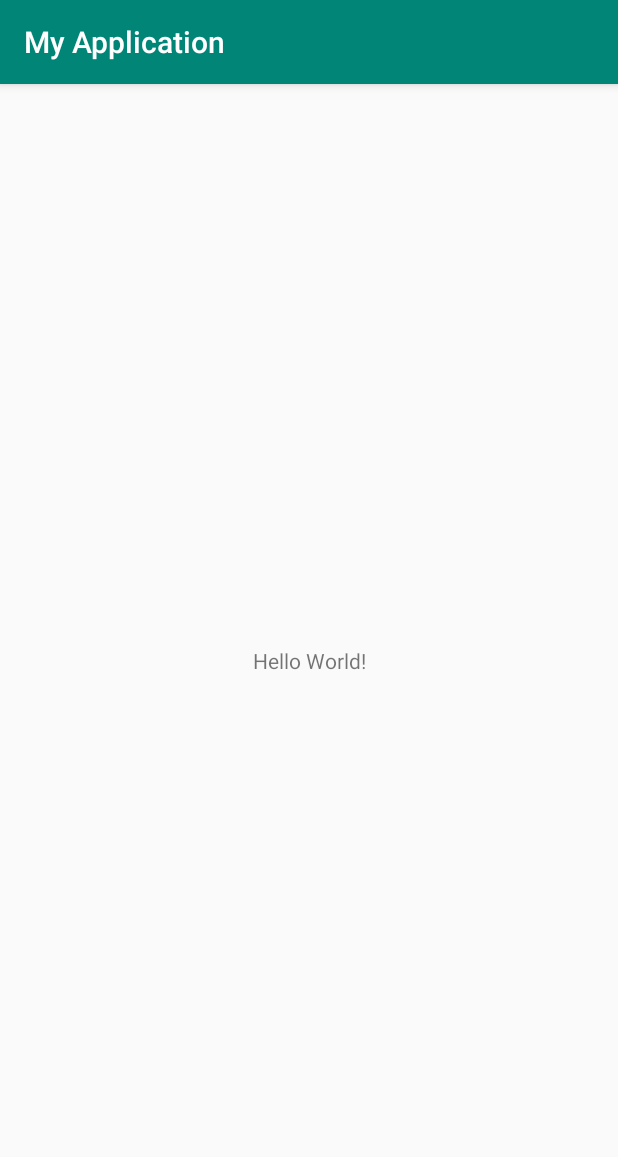
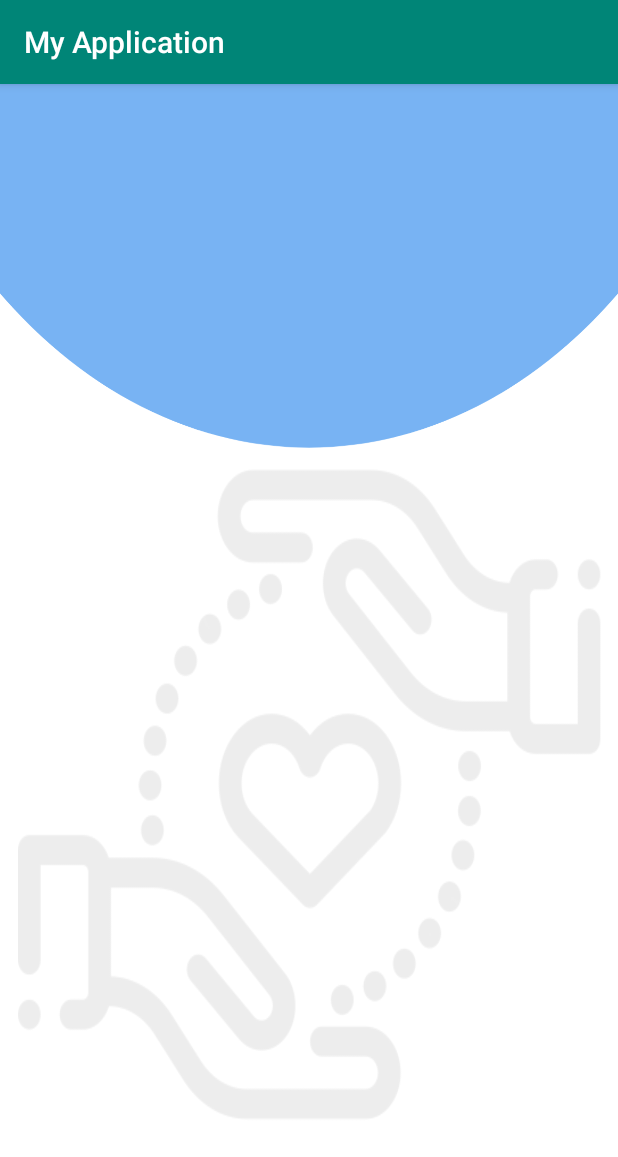
Before and after one commit to 4zcode/main, an Android app: the screen it shows after launch (MainActivity), on a phone screen of 412 x 824 dp. Shown: the top 1157 px of the screen. Run offline under Robolectric (Android 15) with nearby library versions, the phone set to English and light mode, and no system bars.

Commit message:
"i change the background "

```diff
--- a/MyApplication7/app/src/main/res/layout/activity_main.xml
+++ b/MyApplication7/app/src/main/res/layout/activity_main.xml
@@ -1,18 +1,11 @@
 <?xml version="1.0" encoding="utf-8"?>
-<androidx.constraintlayout.widget.ConstraintLayout xmlns:android="http://schemas.android.com/apk/res/android"
+<RelativeLayout xmlns:android="http://schemas.android.com/apk/res/android"
     xmlns:app="http://schemas.android.com/apk/res-auto"
     xmlns:tools="http://schemas.android.com/tools"
     android:layout_width="match_parent"
     android:layout_height="match_parent"
-    tools:context=".MainActivity">
+    tools:context=".MainActivity"
+    android:src="@drawable/iv"
+    android:background="@drawable/iv">
 
-    <TextView
-        android:layout_width="wrap_content"
-        android:layout_height="wrap_content"
-        android:text="Hello World!"
-        app:layout_constraintBottom_toBottomOf="parent"
-        app:layout_constraintLeft_toLeftOf="parent"
-        app:layout_constraintRight_toRightOf="parent"
-        app:layout_constraintTop_toTopOf="parent" />
-
-</androidx.constraintlayout.widget.ConstraintLayout>
+</RelativeLayout>
```
Also changed, not shown: MyApplication7/app/src/main/res/drawable/iv.png (added).
